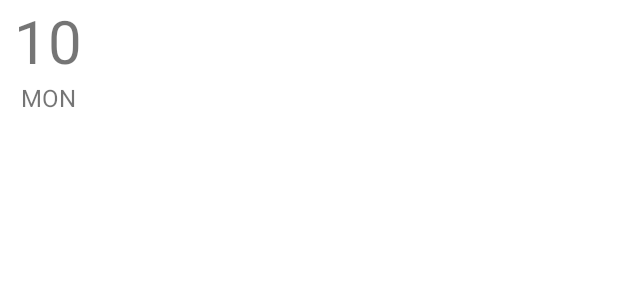
After one commit to novichenkoAlexander/teachMeSkillsAndroidKotlin, an Android app: the layout calendar_day_list_item.xml on its own in the app's theme, with its tools: preview values and no code run, on a phone screen of 412 x 824 dp. The commit adds this screen. Shown: the top 300 px of the screen. Run offline under Robolectric (Android 15) with nearby library versions, the phone set to English and light mode, and no system bars.

Commit message:
custom calendar view

```diff
--- a/app/src/main/res/drawable/ic_settings_icon.xml
+++ b/app/src/main/res/drawable/ic_settings_icon.xml
@@ -1,4 +1,4 @@
-<vector android:height="48dp" android:viewportHeight="512.002"
-    android:viewportWidth="512.002" android:width="48dp" xmlns:android="http://schemas.android.com/apk/res/android">
+<vector android:height="24dp" android:viewportHeight="512.002"
+    android:viewportWidth="512.002" android:width="24dp" xmlns:android="http://schemas.android.com/apk/res/android">
     <path android:fillColor="#455A64" android:pathData="M496.647,312.107l-47.061,-36.8c1.459,-12.844 1.459,-25.812 0,-38.656l47.104,-36.821c8.827,-7.109 11.186,-19.575 5.568,-29.419l-48.96,-84.629c-5.639,-9.906 -17.649,-14.232 -28.309,-10.197l-55.467,22.315c-10.423,-7.562 -21.588,-14.045 -33.323,-19.349l-8.512,-58.923c-1.535,-11.312 -11.24,-19.72 -22.656,-19.627h-98.133c-11.321,-0.068 -20.948,8.246 -22.528,19.456l-8.533,59.093c-11.699,5.355 -22.846,11.843 -33.28,19.371L86.94,75.563c-10.55,-4.159 -22.549,0.115 -28.096,10.005L9.841,170.347c-5.769,9.86 -3.394,22.463 5.568,29.547l47.061,36.8c-1.473,12.843 -1.473,25.813 0,38.656l-47.104,36.8c-8.842,7.099 -11.212,19.572 -5.589,29.419l48.939,84.651c5.632,9.913 17.649,14.242 28.309,10.197l55.467,-22.315c10.432,7.566 21.604,14.056 33.344,19.371l8.533,58.88c1.502,11.282 11.147,19.694 22.528,19.648h98.133c11.342,0.091 21,-8.226 22.592,-19.456l8.533,-59.093c11.698,-5.357 22.844,-11.845 33.28,-19.371l55.68,22.379c10.55,4.149 22.543,-0.122 28.096,-10.005l49.152,-85.12C507.866,331.505 505.447,319.139 496.647,312.107zM255.964,362.667c-58.91,0 -106.667,-47.756 -106.667,-106.667s47.756,-106.667 106.667,-106.667s106.667,47.756 106.667,106.667C362.56,314.882 314.845,362.597 255.964,362.667z"/>
 </vector>
--- /dev/null
+++ b/app/src/main/res/drawable/selected_day_background.xml
@@ -0,0 +1,6 @@
+<?xml version="1.0" encoding="utf-8"?>
+<shape xmlns:android="http://schemas.android.com/apk/res/android"
+    android:shape="rectangle">
+    <corners android:radius="8dp" />
+    <solid android:color="@color/purple_200" />
+</shape>
--- /dev/null
+++ b/app/src/main/res/layout/calendar_day_list_item.xml
@@ -0,0 +1,34 @@
+<?xml version="1.0" encoding="utf-8"?>
+<androidx.constraintlayout.widget.ConstraintLayout xmlns:android="http://schemas.android.com/apk/res/android"
+    xmlns:app="http://schemas.android.com/apk/res-auto"
+    xmlns:tools="http://schemas.android.com/tools"
+    android:layout_width="64dp"
+    android:layout_height="wrap_content">
+
+    <TextView
+        android:id="@+id/tvDay"
+        android:layout_width="0dp"
+        android:layout_height="wrap_content"
+        android:gravity="center"
+        android:maxLines="1"
+        android:singleLine="true"
+        android:textSize="40sp"
+        app:layout_constraintEnd_toEndOf="parent"
+        app:layout_constraintStart_toStartOf="parent"
+        app:layout_constraintTop_toTopOf="parent"
+        tools:text="10" />
+
+    <TextView
+        android:id="@+id/tvWeekDay"
+        android:layout_width="0dp"
+        android:layout_height="wrap_content"
+        android:gravity="center"
+        android:maxLines="1"
+        android:singleLine="true"
+        android:textSize="16sp"
+        app:layout_constraintEnd_toEndOf="parent"
+        app:layout_constraintStart_toStartOf="parent"
+        app:layout_constraintTop_toBottomOf="@id/tvDay"
+        tools:text="MON" />
+
+</androidx.constraintlayout.widget.ConstraintLayout>
--- a/app/src/main/res/layout/fragment_main_coordinator.xml
+++ b/app/src/main/res/layout/fragment_main_coordinator.xml
@@ -44,6 +44,7 @@
                     android:layout_gravity="end"
                     android:layout_marginEnd="8dp"
                     android:elevation="4dp"
+                    android:scaleType="center"
                     android:src="@drawable/ic_settings_icon" />
 
                 <ImageView
@@ -51,8 +52,8 @@
                     android:layout_width="?attr/actionBarSize"
                     android:layout_height="?attr/actionBarSize"
                     android:layout_gravity="end"
-                    android:layout_marginEnd="10dp"
                     android:elevation="4dp"
+                    android:scaleType="center"
                     android:src="@drawable/ic_cloud_options" />
             </Toolbar>
 
```
Also changed, not shown: app/src/main/java/io/techmeskills/an02onl_plannerapp/screen/noteDetails/NoteFragment.kt (+9 -0 lines), app/src/main/java/io/techmeskills/an02onl_plannerapp/support/CalendarView.kt (added, +119 -0 lines), app/src/main/res/layout/calendar_view.xml (added, +31 -0 lines), app/src/main/res/layout/fragment_note.xml (+10 -1 lines).
